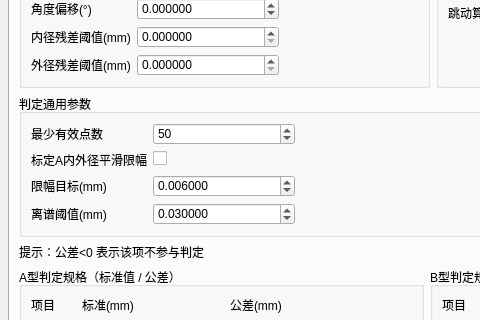
First picture: the form in apps/hmi_qt/settings_widget.ui, repository xiaoan537/hmi_measure_mysql, before the edit; both pictures show x 0 to 480 and y 451 to 771 of the 865 by 978 pixel window.
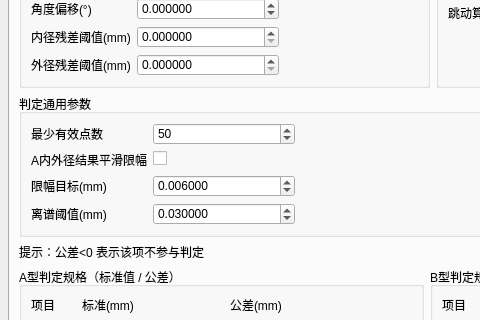
Second picture: the form after the edit. The open tabs and pages were chosen to show the change.

```diff
--- a/apps/hmi_qt/settings_widget.ui
+++ b/apps/hmi_qt/settings_widget.ui
@@ -216,7 +216,7 @@
           <property name="fieldGrowthPolicy"><enum>QFormLayout::FieldsStayAtSizeHint</enum></property>
            <item row="0" column="0"><widget class="QLabel" name="labelMinValidPoints"><property name="text"><string>最少有效点数</string></property></widget></item>
            <item row="0" column="1"><widget class="QSpinBox" name="spinMinValidPoints"><property name="minimum"><number>3</number></property><property name="maximum"><number>180</number></property><property name="value"><number>50</number></property></widget></item>
-           <item row="1" column="0"><widget class="QLabel" name="labelCalASmoothLimitEnabled"><property name="text"><string>标定A内外径平滑限幅</string></property></widget></item>
+           <item row="1" column="0"><widget class="QLabel" name="labelCalASmoothLimitEnabled"><property name="text"><string>A内外径结果平滑限幅</string></property></widget></item>
            <item row="1" column="1"><widget class="QCheckBox" name="checkCalASmoothLimitEnabled"/></item>
            <item row="2" column="0"><widget class="QLabel" name="labelCalASmoothLimitMm"><property name="text"><string>限幅目标(mm)</string></property></widget></item>
            <item row="2" column="1"><widget class="QDoubleSpinBox" name="doubleCalASmoothLimitMm"><property name="decimals"><number>6</number></property><property name="minimum"><double>0.000000000000000</double></property><property name="maximum"><double>1000.000000000000000</double></property><property name="value"><double>0.006000000000000</double></property></widget></item>
```
